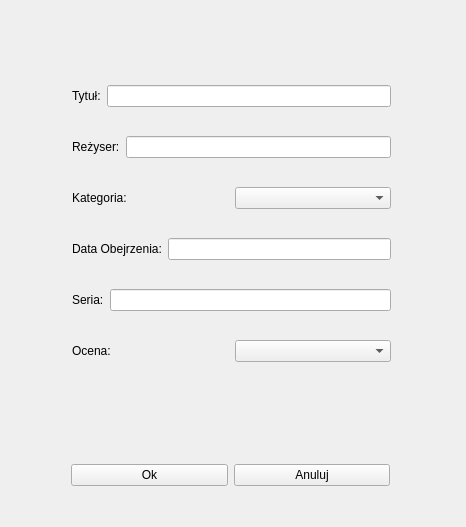
Before: the Qt Designer form AddWindow.ui in mmchruscinski/Project-FilmManager, drawn with Qt 5.
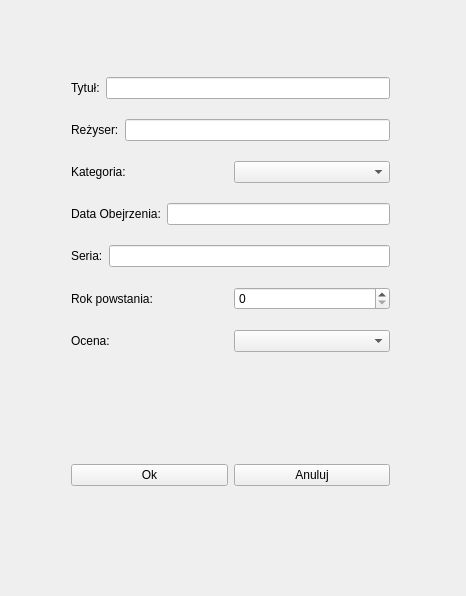
After: the same form once the commit is applied.

Diff of the .ui file:
```diff
--- a/AddWindow.ui
+++ b/AddWindow.ui
@@ -7,7 +7,7 @@
     <x>0</x>
     <y>0</y>
     <width>466</width>
-    <height>527</height>
+    <height>596</height>
    </rect>
   </property>
   <property name="windowTitle">
@@ -42,10 +42,10 @@
   <widget class="QWidget" name="">
    <property name="geometry">
     <rect>
-     <x>61</x>
-     <y>51</y>
+     <x>60</x>
+     <y>52</y>
      <width>341</width>
-     <height>351</height>
+     <height>331</height>
     </rect>
    </property>
    <layout class="QVBoxLayout" name="verticalLayout">
@@ -119,6 +119,20 @@
       </item>
      </layout>
     </item>
+    <item>
+     <layout class="QHBoxLayout" name="horizontalLayout_8">
+      <item>
+       <widget class="QLabel" name="label_7">
+        <property name="text">
+         <string>Rok powstania:</string>
+        </property>
+       </widget>
+      </item>
+      <item>
+       <widget class="QSpinBox" name="spinBox"/>
+      </item>
+     </layout>
+    </item>
     <item>
      <layout class="QHBoxLayout" name="horizontalLayout_7">
       <item>
```
